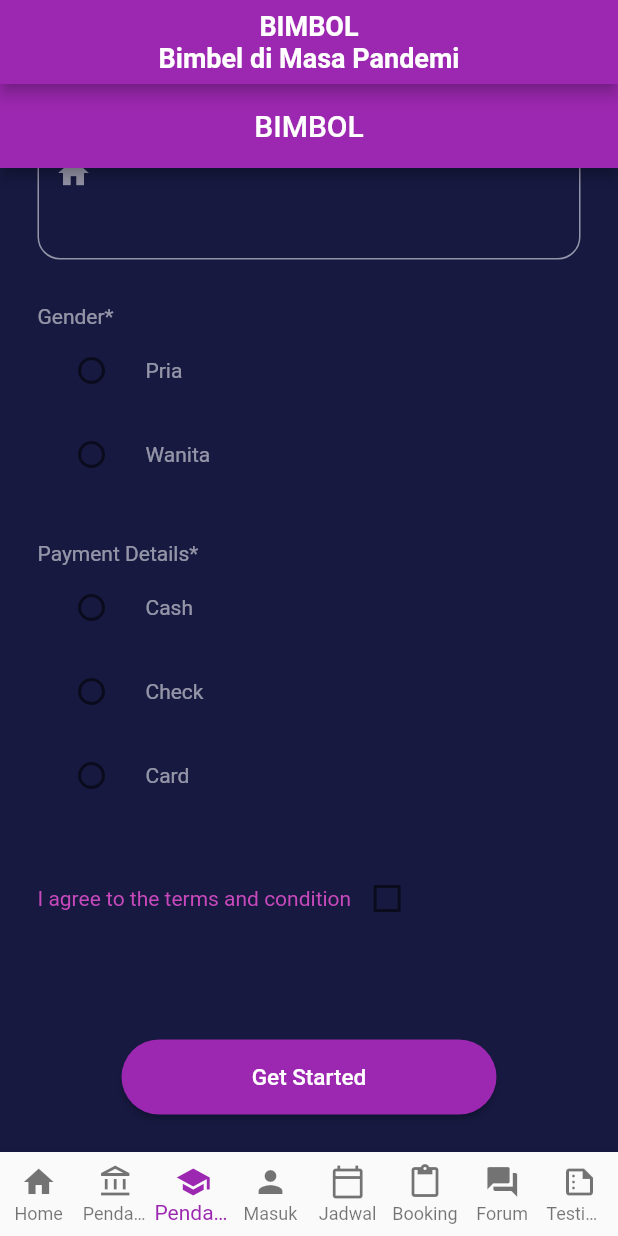
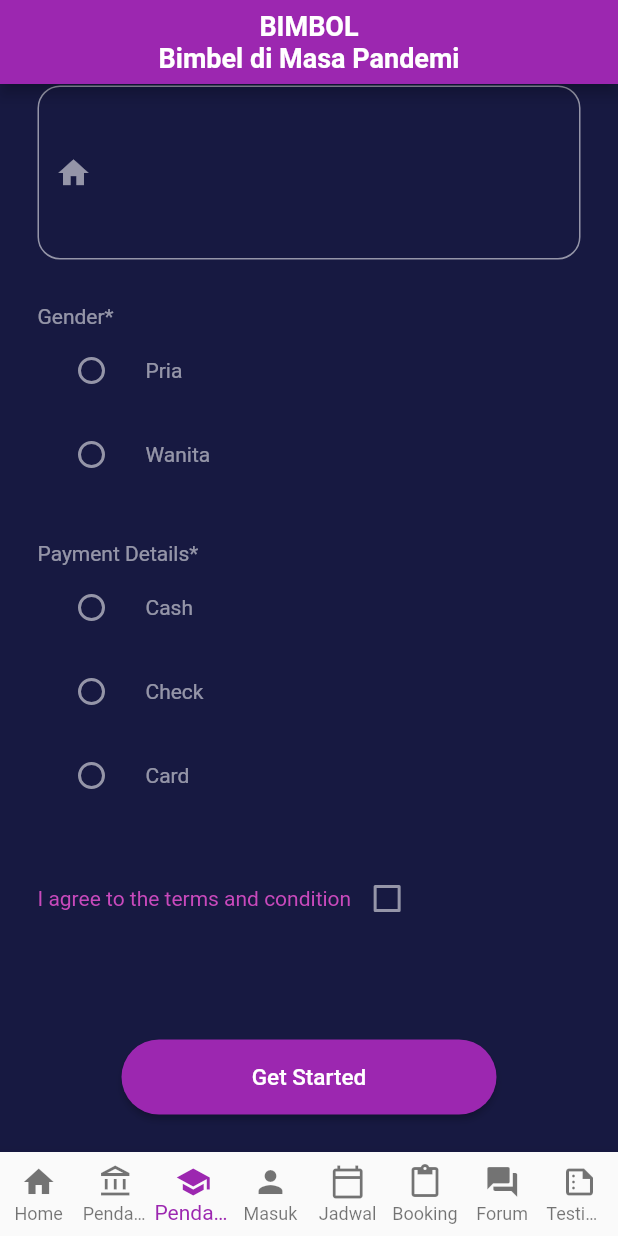
Before and after one commit to muhammadrazif01/bimbol, a Flutter app: the screen it shows after launch, item 3 of the bottom bar chosen, on a phone screen of 412 x 824 dp. Run offline on Flutter 3.47's test engine with Material 2 defaults, Android fonts, the light colour scheme and no system bars; our stand-ins replace email_validator; Roboto replaces fonts that are missing (Raleway).

Commit message:
rapihin regis siswa

```diff
--- a/lib/regisSiswa/screens/regis_siswa.dart
+++ b/lib/regisSiswa/screens/regis_siswa.dart
@@ -80,20 +80,24 @@ class _RegistrasiSiswaState extends State<RegistrasiSiswa> {
   bool agree = false;
 
   bool _isNumeric(String result) {
-    // if (result == null) {
-    //   return false;
-    // }
     return double.tryParse(result) != null;
   }
 
   @override
   Widget build(BuildContext context) {
-    return Scaffold(
-        appBar: AppBar(
-          title: const Text("BIMBOL"),
-          centerTitle: true,
-        ),
-        body: Container(
+    return MaterialApp(
+        theme: ThemeData(
+            primarySwatch: Colors.purple,
+            fontFamily: 'Raleway',
+            primaryColor: const Color(0xff171941),
+            secondaryHeaderColor: const Color(0xffe14eca),
+            unselectedWidgetColor: Colors.white54),
+        home: Scaffold(
+            // appBar: AppBar(
+            //   title: const Text("BIMBOL"),
+            //   centerTitle: true,
+            // ),
+            body: Container(
           color: const Color.fromARGB(255, 23, 25, 65),
           child: SingleChildScrollView(
               reverse: true,
@@ -128,8 +132,8 @@ class _RegistrasiSiswaState extends State<RegistrasiSiswa> {
                             },
                             decoration: InputDecoration(
                               focusedBorder: const UnderlineInputBorder(
-                                borderSide: BorderSide(
-                                    color: Colors.purple, width: 2),
+                                borderSide:
+                                    BorderSide(color: Colors.purple, width: 2),
                               ),
                               enabledBorder: OutlineInputBorder(
                                 borderRadius: BorderRadius.circular(15.0),
@@ -165,8 +169,8 @@ class _RegistrasiSiswaState extends State<RegistrasiSiswa> {
                             },
                             decoration: InputDecoration(
                               focusedBorder: const UnderlineInputBorder(
-                                borderSide: BorderSide(
-                                    color: Colors.purple, width: 2),
+                                borderSide:
+                                    BorderSide(color: Colors.purple, width: 2),
                               ),
                               enabledBorder: OutlineInputBorder(
                                 borderRadius: BorderRadius.circular(15.0),
@@ -202,8 +206,8 @@ class _RegistrasiSiswaState extends State<RegistrasiSiswa> {
                             },
                             decoration: InputDecoration(
                               focusedBorder: const UnderlineInputBorder(
-                                borderSide: BorderSide(
-                                    color: Colors.purple, width: 2),
+                                borderSide:
+                                    BorderSide(color: Colors.purple, width: 2),
                               ),
                               enabledBorder: OutlineInputBorder(
                                 borderRadius: BorderRadius.circular(15.0),
@@ -242,8 +246,8 @@ class _RegistrasiSiswaState extends State<RegistrasiSiswa> {
                             },
                             decoration: InputDecoration(
                               focusedBorder: const UnderlineInputBorder(
-                                borderSide: BorderSide(
-                                    color: Colors.purple, width: 2),
+                                borderSide:
+                                    BorderSide(color: Colors.purple, width: 2),
                               ),
                               enabledBorder: OutlineInputBorder(
                                 borderRadius: BorderRadius.circular(15.0),
@@ -280,8 +284,8 @@ class _RegistrasiSiswaState extends State<RegistrasiSiswa> {
                             },
                             decoration: InputDecoration(
                               focusedBorder: const UnderlineInputBorder(
-                                borderSide: BorderSide(
-                                    color: Colors.purple, width: 2),
+                                borderSide:
+                                    BorderSide(color: Colors.purple, width: 2),
                               ),
                               enabledBorder: OutlineInputBorder(
                                 borderRadius: BorderRadius.circular(15.0),
@@ -745,6 +749,6 @@ class _RegistrasiSiswaState extends State<RegistrasiSiswa> {
                       ),
                     ]),
               )),
-        ));
+        )));
   }
 }
```
